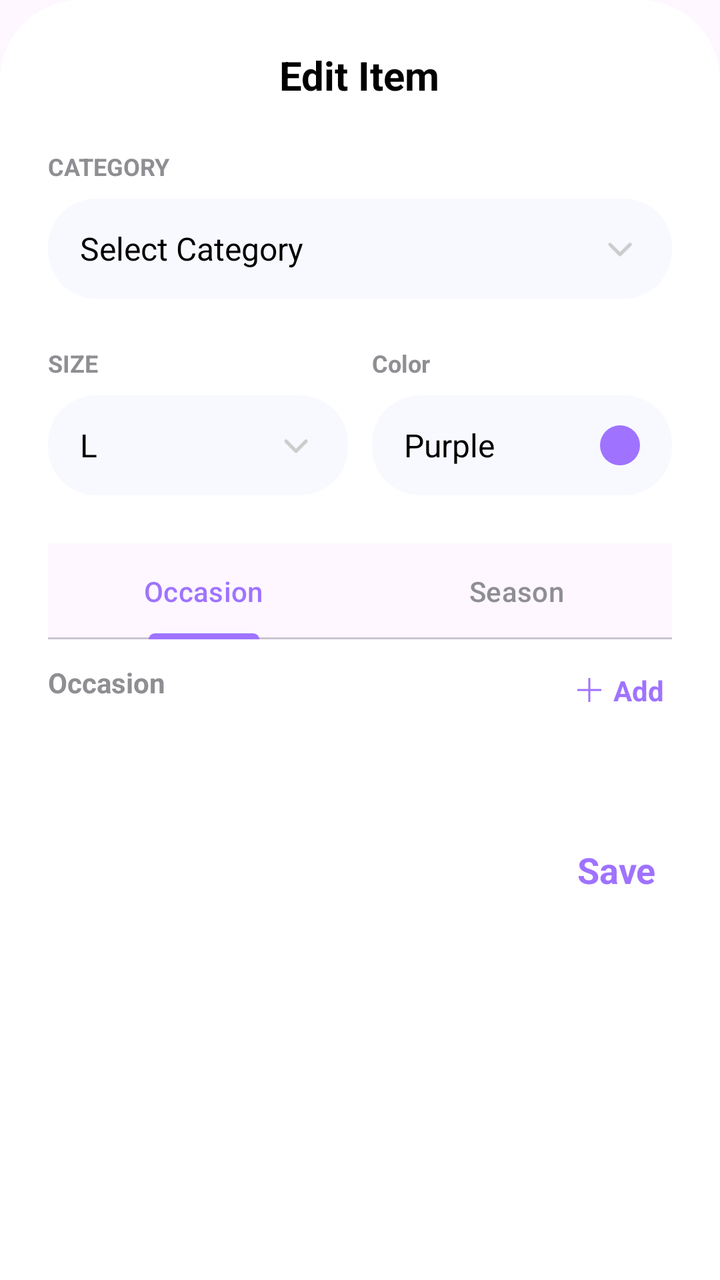
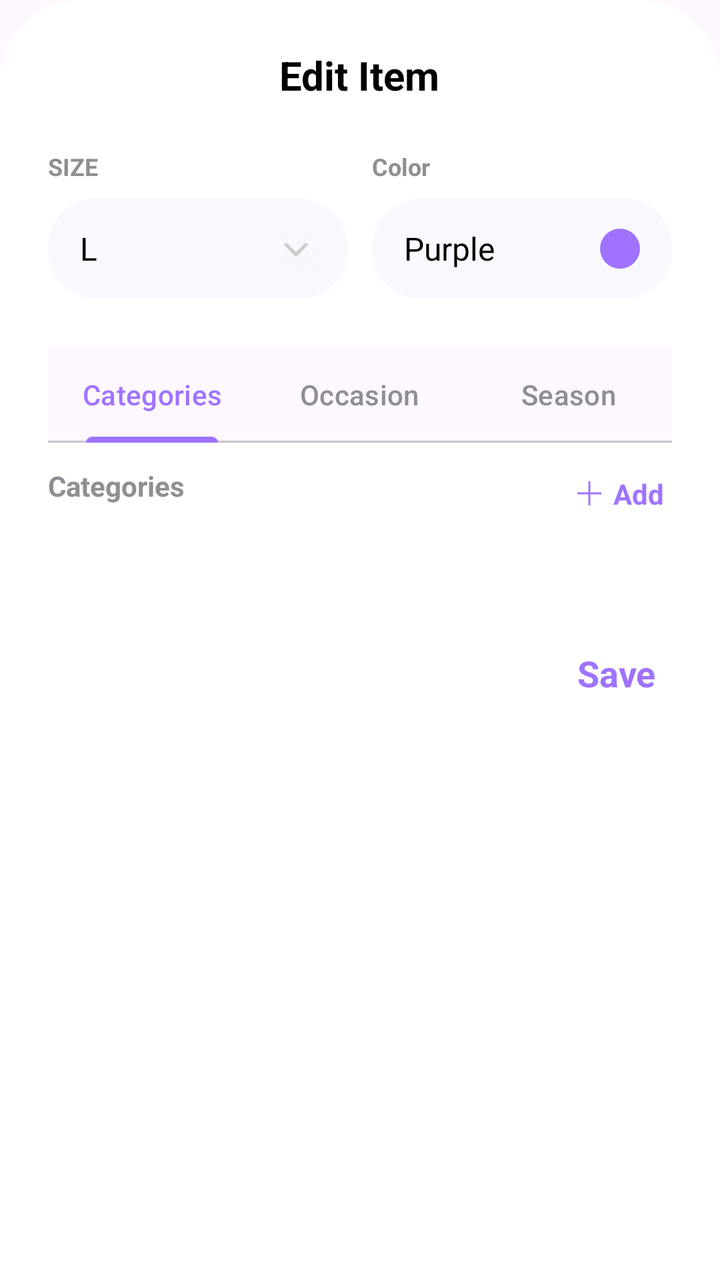

Screens rendered from an Android XML layout before and after an edit, with the pre-edit source and the edit as a unified diff.
<!-- AndroidManifest.xml: application theme Theme.Project -->
<!-- res/layout/layout_bottom_sheet_edit_item.xml -->
<?xml version="1.0" encoding="utf-8"?>
<LinearLayout xmlns:android="http://schemas.android.com/apk/res/android"
    xmlns:app="http://schemas.android.com/apk/res-auto"
    android:layout_width="match_parent"
    android:layout_height="wrap_content"
    android:background="@drawable/bg_rounded_card_top"
    android:orientation="vertical"
    android:padding="24dp">

    
    <TextView
        android:layout_width="wrap_content"
        android:layout_height="wrap_content"
        android:layout_gravity="center_horizontal"
        android:layout_marginBottom="24dp"
        android:text="Edit Item"
        android:textColor="@color/black"
        android:textSize="20sp"
        android:textStyle="bold" />

    
    <LinearLayout
        android:layout_width="match_parent"
        android:layout_height="wrap_content"
        android:layout_marginBottom="24dp"
        android:orientation="vertical">

        <TextView
            android:layout_width="wrap_content"
            android:layout_height="wrap_content"
            android:layout_marginBottom="8dp"
            android:text="CATEGORY"
            android:textColor="@color/text_label"
            android:textSize="12sp"
            android:textStyle="bold" />

        <RelativeLayout
            android:id="@+id/rlCategory"
            android:layout_width="match_parent"
            android:layout_height="50dp"
            android:background="@drawable/bg_attribute_box"
            android:paddingHorizontal="16dp"
            android:clickable="true"
            android:focusable="true">

            <TextView
                android:id="@+id/tvCategory"
                android:layout_width="wrap_content"
                android:layout_height="wrap_content"
                android:layout_centerVertical="true"
                android:text="Select Category"
                android:textColor="@color/black"
                android:textSize="16sp" />

            <ImageView
                android:layout_width="20dp"
                android:layout_height="20dp"
                android:layout_alignParentEnd="true"
                android:layout_centerVertical="true"
                android:src="@drawable/arrowright"
                android:rotation="90"
                app:tint="#CCCCCC" />
        </RelativeLayout>
    </LinearLayout>

    
    <LinearLayout
        android:layout_width="match_parent"
        android:layout_height="wrap_content"
        android:layout_marginBottom="24dp"
        android:orientation="horizontal">

        
        <LinearLayout
            android:layout_width="0dp"
            android:layout_height="wrap_content"
            android:layout_marginEnd="12dp"
            android:layout_weight="1"
            android:orientation="vertical">

            <TextView
                android:layout_width="wrap_content"
                android:layout_height="wrap_content"
                android:layout_marginBottom="8dp"
                android:text="SIZE"
                android:textColor="@color/text_label"
                android:textSize="12sp"
                android:textStyle="bold" />

            <RelativeLayout
                android:layout_width="match_parent"
                android:layout_height="50dp"
                android:background="@drawable/bg_attribute_box"
                android:paddingHorizontal="16dp">

                <TextView
                    android:id="@+id/tvSize"
                    android:layout_width="wrap_content"
                    android:layout_height="wrap_content"
                    android:layout_centerVertical="true"
                    android:text="L"
                    android:textColor="@color/black"
                    android:textSize="16sp" />

                <ImageView
                    android:layout_width="20dp"
                    android:layout_height="20dp"
                    android:layout_alignParentEnd="true"
                    android:layout_centerVertical="true"
                    android:src="@drawable/arrowright"
                    android:rotation="90"
                    app:tint="#CCCCCC" />
            </RelativeLayout>
        </LinearLayout>

        
        <LinearLayout
            android:layout_width="0dp"
            android:layout_height="wrap_content"
            android:layout_weight="1"
            android:orientation="vertical">

            <TextView
                android:layout_width="wrap_content"
                android:layout_height="wrap_content"
                android:layout_marginBottom="8dp"
                android:text="Color"
                android:textColor="@color/text_label"
                android:textSize="12sp"
                android:textStyle="bold" />

            <LinearLayout
                android:layout_width="match_parent"
                android:layout_height="50dp"
                android:background="@drawable/bg_attribute_box"
                android:gravity="center_vertical"
                android:orientation="horizontal"
                android:paddingHorizontal="16dp">

                <TextView
                    android:id="@+id/tvColorName"
                    android:layout_width="0dp"
                    android:layout_height="wrap_content"
                    android:layout_weight="1"
                    android:text="Purple"
                    android:textColor="@color/black"
                    android:textSize="16sp" />

                <View
                    android:id="@+id/viewColorCircle"
                    android:layout_width="20dp"
                    android:layout_height="20dp"
                    android:background="@drawable/bg_circle_white"
                    android:backgroundTint="@color/purple_primary" />
            </LinearLayout>
        </LinearLayout>
    </LinearLayout>

    
    <com.google.android.material.tabs.TabLayout
        android:id="@+id/tabLayoutTags"
        android:layout_width="match_parent"
        android:layout_height="wrap_content"
        android:layout_marginBottom="12dp"
        app:tabIndicatorColor="@color/purple_primary"
        app:tabSelectedTextColor="@color/purple_primary"
        app:tabTextColor="@color/text_label">
        <com.google.android.material.tabs.TabItem
            android:layout_width="wrap_content"
            android:layout_height="wrap_content"
            android:text="Occasion" />
        <com.google.android.material.tabs.TabItem
            android:layout_width="wrap_content"
            android:layout_height="wrap_content"
            android:text="Season" />
    </com.google.android.material.tabs.TabLayout>

    <RelativeLayout
        android:layout_width="match_parent"
        android:layout_height="wrap_content"
        android:layout_marginBottom="16dp">

        <TextView
            android:id="@+id/tvTagTypeLabel"
            android:layout_width="wrap_content"
            android:layout_height="wrap_content"
            android:layout_alignParentStart="true"
            android:text="Occasion"
            android:textColor="@color/text_label"
            android:textSize="14sp"
            android:textStyle="bold" />

        <LinearLayout
            android:id="@+id/btnAddTag"
            android:layout_width="wrap_content"
            android:layout_height="wrap_content"
            android:layout_alignParentEnd="true"
            android:background="?attr/selectableItemBackground"
            android:clickable="true"
            android:focusable="true"
            android:gravity="center_vertical"
            android:orientation="horizontal"
            android:padding="4dp">

            <ImageView
                android:layout_width="16dp"
                android:layout_height="16dp"
                android:contentDescription="@null"
                android:src="@drawable/plus"
                app:tint="@color/purple_primary" />

            <TextView
                android:layout_width="wrap_content"
                android:layout_height="wrap_content"
                android:layout_marginStart="4dp"
                android:text="Add"
                android:textColor="@color/purple_primary"
                android:textSize="14sp"
                android:textStyle="bold" />
        </LinearLayout>
    </RelativeLayout>

    
    <com.google.android.material.chip.ChipGroup
        android:id="@+id/cgOccasions"
        android:layout_width="match_parent"
        android:layout_height="wrap_content"
        android:layout_marginBottom="40dp"
        app:chipSpacingHorizontal="8dp"
        app:chipSpacingVertical="8dp" />

    <com.google.android.material.chip.ChipGroup
        android:id="@+id/cgSeasons"
        android:layout_width="match_parent"
        android:layout_height="wrap_content"
        android:layout_marginBottom="40dp"
        android:visibility="gone"
        app:chipSpacingHorizontal="8dp"
        app:chipSpacingVertical="8dp" />

    
    <RelativeLayout
        android:layout_width="match_parent"
        android:layout_height="wrap_content">

        <TextView
            android:id="@+id/btnSheetSave"
            android:layout_width="wrap_content"
            android:layout_height="wrap_content"
            android:layout_alignParentEnd="true"
            android:padding="8dp"
            android:text="Save"
            android:textColor="@color/purple_primary"
            android:textSize="18sp"
            android:textStyle="bold" />
    </RelativeLayout>

</LinearLayout>
<!-- resources referenced by this layout -->
<resources>
  <color name="black">#FF000000</color>
  <color name="purple_primary">#9F73FF</color>
  <color name="text_label">#8E8E93</color>
  <!-- drawable arrowright: png bitmap (drawable, 986 bytes) -->
  <!-- drawable bg_attribute_box (drawable) -->
  <?xml version="1.0" encoding="utf-8"?>
  <shape xmlns:android="http://schemas.android.com/apk/res/android">
      <solid android:color="@color/attribute_bg" />
      <corners android:radius="24dp" />
  </shape>
  <!-- drawable bg_circle_white (drawable) -->
  <?xml version="1.0" encoding="utf-8"?>
  <shape xmlns:android="http://schemas.android.com/apk/res/android"
      android:shape="oval">
      <solid android:color="#FFFFFF" />
  </shape>
  <!-- drawable bg_rounded_card_top (drawable) -->
  <?xml version="1.0" encoding="utf-8"?>
  <shape xmlns:android="http://schemas.android.com/apk/res/android">
      <solid android:color="@android:color/white" />
      <corners
          android:topLeftRadius="40dp"
          android:topRightRadius="40dp" />
  </shape>
  <!-- drawable plus: png bitmap (drawable, 2029 bytes) -->
  <style name="Theme.Project" parent="Base.Theme.Project" />
  <color name="attribute_bg">#F8F9FE</color>
  <style name="Base.Theme.Project" parent="Theme.Material3.DayNight.NoActionBar">
          
          
      </style>
</resources>

<!-- the commit's change to res/layout/layout_bottom_sheet_edit_item.xml (unified diff, before → after) -->
@@ -17,51 +17,6 @@
         android:textColor="@color/black"
         android:textSize="20sp"
         android:textStyle="bold" />
-
-    
-    <LinearLayout
-        android:layout_width="match_parent"
-        android:layout_height="wrap_content"
-        android:layout_marginBottom="24dp"
-        android:orientation="vertical">
-
-        <TextView
-            android:layout_width="wrap_content"
-            android:layout_height="wrap_content"
-            android:layout_marginBottom="8dp"
-            android:text="CATEGORY"
-            android:textColor="@color/text_label"
-            android:textSize="12sp"
-            android:textStyle="bold" />
-
-        <RelativeLayout
-            android:id="@+id/rlCategory"
-            android:layout_width="match_parent"
-            android:layout_height="50dp"
-            android:background="@drawable/bg_attribute_box"
-            android:paddingHorizontal="16dp"
-            android:clickable="true"
-            android:focusable="true">
-
-            <TextView
-                android:id="@+id/tvCategory"
-                android:layout_width="wrap_content"
-                android:layout_height="wrap_content"
-                android:layout_centerVertical="true"
-                android:text="Select Category"
-                android:textColor="@color/black"
-                android:textSize="16sp" />
-
-            <ImageView
-                android:layout_width="20dp"
-                android:layout_height="20dp"
-                android:layout_alignParentEnd="true"
-                android:layout_centerVertical="true"
-                android:src="@drawable/arrowright"
-                android:rotation="90"
-                app:tint="#CCCCCC" />
-        </RelativeLayout>
-    </LinearLayout>
 
     
     <LinearLayout
@@ -168,6 +123,10 @@
         <com.google.android.material.tabs.TabItem
             android:layout_width="wrap_content"
             android:layout_height="wrap_content"
+            android:text="Categories" />
+        <com.google.android.material.tabs.TabItem
+            android:layout_width="wrap_content"
+            android:layout_height="wrap_content"
             android:text="Occasion" />
         <com.google.android.material.tabs.TabItem
             android:layout_width="wrap_content"
@@ -185,7 +144,7 @@
             android:layout_width="wrap_content"
             android:layout_height="wrap_content"
             android:layout_alignParentStart="true"
-            android:text="Occasion"
+            android:text="Categories"
             android:textColor="@color/text_label"
             android:textSize="14sp"
             android:textStyle="bold" />
@@ -222,10 +181,21 @@
 
     
     <com.google.android.material.chip.ChipGroup
+        android:id="@+id/cgCategories"
+        android:layout_width="match_parent"
+        android:layout_height="wrap_content"
+        android:layout_marginBottom="40dp"
+        app:chipSpacingHorizontal="8dp"
+        app:chipSpacingVertical="8dp"
+        app:singleSelection="true"
+        app:selectionRequired="true" />
+
+    <com.google.android.material.chip.ChipGroup
         android:id="@+id/cgOccasions"
         android:layout_width="match_parent"
         android:layout_height="wrap_content"
         android:layout_marginBottom="40dp"
+        android:visibility="gone"
         app:chipSpacingHorizontal="8dp"
         app:chipSpacingVertical="8dp" />
 
